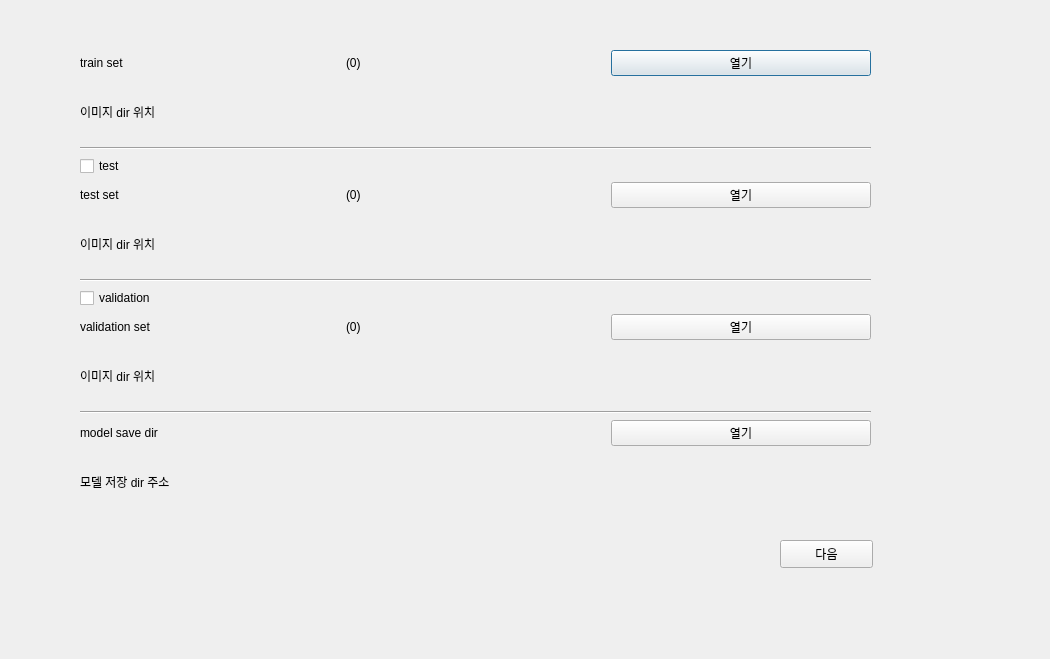
Before: the Qt Designer form GUI/training/training_init.ui in sdc-defect/QC-Process, drawn with Qt 5.
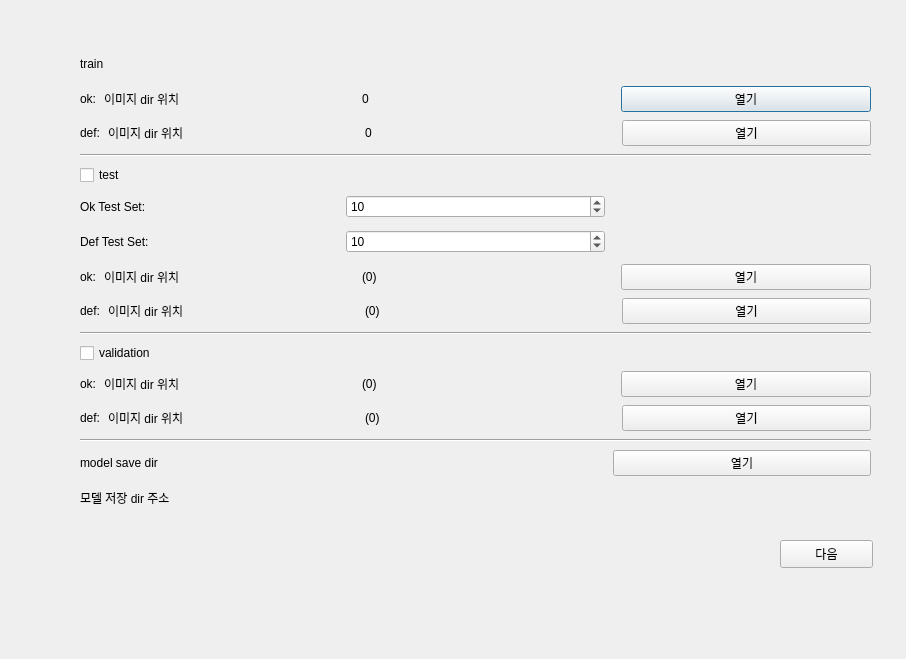
After: the same form once the commit is applied.

Commit message: Feat. GUI: Test Set ok, def 나눔

What changed in the file:
```diff
--- a/GUI/training/training_init.ui
+++ b/GUI/training/training_init.ui
@@ -6,7 +6,7 @@
    <rect>
     <x>0</x>
     <y>0</y>
-    <width>1050</width>
+    <width>906</width>
     <height>659</height>
    </rect>
   </property>
@@ -23,40 +23,88 @@
     </rect>
    </property>
    <layout class="QVBoxLayout" name="verticalLayout">
+    <property name="spacing">
+     <number>8</number>
+    </property>
     <item>
-     <layout class="QHBoxLayout" name="horizontalLayout">
-      <item>
-       <widget class="QLabel" name="label">
-        <property name="text">
-         <string>train set</string>
-        </property>
-       </widget>
-      </item>
-      <item>
-       <widget class="QLabel" name="labelTrainCount">
-        <property name="text">
-         <string>(0)</string>
-        </property>
-       </widget>
-      </item>
-      <item>
-       <widget class="QPushButton" name="pushButtonTrainListDir">
-        <property name="text">
-         <string>열기</string>
-        </property>
-       </widget>
-      </item>
-     </layout>
-    </item>
-    <item>
-     <widget class="QLabel" name="labelTrainListDir">
+     <widget class="QLabel" name="labelTrainSetTitle">
+      <property name="sizePolicy">
+       <sizepolicy hsizetype="Preferred" vsizetype="Preferred">
+        <horstretch>0</horstretch>
+        <verstretch>0</verstretch>
+       </sizepolicy>
+      </property>
       <property name="text">
-       <string>이미지 dir 위치</string>
+       <string>train</string>
       </property>
      </widget>
     </item>
     <item>
-     <widget class="Line" name="line">
+     <layout class="QHBoxLayout" name="trainOk" stretch="0,1,1,1">
+      <item>
+       <widget class="QLabel" name="labelOkTrainTitle">
+        <property name="text">
+         <string>ok:</string>
+        </property>
+       </widget>
+      </item>
+      <item>
+       <widget class="QLabel" name="labelOkTrainListDir">
+        <property name="text">
+         <string>이미지 dir 위치</string>
+        </property>
+       </widget>
+      </item>
+      <item>
+       <widget class="QLabel" name="labelOkTrainCount">
+        <property name="text">
+         <string>0</string>
+        </property>
+       </widget>
+      </item>
+      <item>
+       <widget class="QPushButton" name="pushButtonOkTrainListDir">
+        <property name="text">
+         <string>열기</string>
+        </property>
+       </widget>
+      </item>
+     </layout>
+    </item>
+    <item>
+     <layout class="QHBoxLayout" name="trainDef" stretch="0,1,1,1">
+      <item>
+       <widget class="QLabel" name="labelDefTrainTitle">
+        <property name="text">
+         <string>def:</string>
+        </property>
+       </widget>
+      </item>
+      <item>
+       <widget class="QLabel" name="labelDefTrainListDir">
+        <property name="text">
+         <string>이미지 dir 위치</string>
+        </property>
+       </widget>
+      </item>
+      <item>
+       <widget class="QLabel" name="labelDefTrainCount">
+        <property name="text">
+         <string>0</string>
+        </property>
+       </widget>
+      </item>
+      <item>
+       <widget class="QPushButton" name="pushButtonDefTrainListDir">
+        <property name="text">
+         <string>열기</string>
+        </property>
+       </widget>
+      </item>
+     </layout>
+    </item>
+    <item>
+     <widget class="Line" name="line_4">
       <property name="orientation">
        <enum>Qt::Horizontal</enum>
       </property>
@@ -77,19 +125,94 @@
       <item>
        <widget class="QLabel" name="labelTestSet">
         <property name="text">
-         <string>test set</string>
+         <string>Ok Test Set:</string>
         </property>
        </widget>
       </item>
       <item>
-       <widget class="QLabel" name="labelTestCount">
+       <widget class="QSpinBox" name="spinBoxOkRatioTestCount">
+        <property name="minimum">
+         <number>5</number>
+        </property>
+        <property name="maximum">
+         <number>20</number>
+        </property>
+        <property name="singleStep">
+         <number>5</number>
+        </property>
+        <property name="value">
+         <number>10</number>
+        </property>
+       </widget>
+      </item>
+      <item>
+       <widget class="QLabel" name="labelOkRatioTestCount">
         <property name="text">
+         <string/>
+        </property>
+       </widget>
+      </item>
+     </layout>
+    </item>
+    <item>
+     <layout class="QHBoxLayout" name="defTestSet">
+      <item>
+       <widget class="QLabel" name="labelDefRatioTestTitle">
+        <property name="text">
+         <string>Def Test Set:</string>
+        </property>
+       </widget>
+      </item>
+      <item>
+       <widget class="QSpinBox" name="spinBoxDefRatioTestCount">
+        <property name="minimum">
+         <number>5</number>
+        </property>
+        <property name="maximum">
+         <number>20</number>
+        </property>
+        <property name="singleStep">
+         <number>5</number>
+        </property>
+        <property name="value">
+         <number>10</number>
+        </property>
+       </widget>
+      </item>
+      <item>
+       <widget class="QLabel" name="labelDefRatioTestCount">
+        <property name="text">
+         <string/>
+        </property>
+       </widget>
+      </item>
+     </layout>
+    </item>
+    <item>
+     <layout class="QHBoxLayout" name="testOk" stretch="0,1,1,1">
+      <item>
+       <widget class="QLabel" name="labelOkTestTitle">
+        <property name="text">
+         <string>ok:</string>
+        </property>
+       </widget>
+      </item>
+      <item>
+       <widget class="QLabel" name="labelOkTestListDir">
+        <property name="text">
+         <string>이미지 dir 위치</string>
+        </property>
+       </widget>
+      </item>
+      <item>
+       <widget class="QLabel" name="labelOkTestCount">
+        <property name="text">
          <string>(0)</string>
         </property>
        </widget>
       </item>
       <item>
-       <widget class="QPushButton" name="pushButtonTestListDir">
+       <widget class="QPushButton" name="pushButtonOkTestListDir">
         <property name="text">
          <string>열기</string>
         </property>
@@ -98,11 +221,36 @@
      </layout>
     </item>
     <item>
-     <widget class="QLabel" name="labelTestListDir">
-      <property name="text">
-       <string>이미지 dir 위치</string>
-      </property>
-     </widget>
+     <layout class="QHBoxLayout" name="testDef" stretch="0,1,1,1">
+      <item>
+       <widget class="QLabel" name="labelDefTestTitle">
+        <property name="text">
+         <string>def:</string>
+        </property>
+       </widget>
+      </item>
+      <item>
+       <widget class="QLabel" name="labelDefTestListDir">
+        <property name="text">
+         <string>이미지 dir 위치</string>
+        </property>
+       </widget>
+      </item>
+      <item>
+       <widget class="QLabel" name="labelDefTestCount">
+        <property name="text">
+         <string>(0)</string>
+        </property>
+       </widget>
+      </item>
+      <item>
+       <widget class="QPushButton" name="pushButtonDefTestListDir">
+        <property name="text">
+         <string>열기</string>
+        </property>
+       </widget>
+      </item>
+     </layout>
     </item>
     <item>
      <widget class="Line" name="line_2">
@@ -119,16 +267,23 @@
      </widget>
     </item>
     <item>
-     <layout class="QHBoxLayout" name="horizontalLayout_3">
+     <layout class="QHBoxLayout" name="validationOk" stretch="0,1,1,1">
       <item>
        <widget class="QLabel" name="labelValidationSet">
         <property name="text">
-         <string>validation set</string>
+         <string>ok:</string>
         </property>
        </widget>
       </item>
       <item>
-       <widget class="QLabel" name="labelValidationCount">
+       <widget class="QLabel" name="labelOkValidationListDir">
+        <property name="text">
+         <string>이미지 dir 위치</string>
+        </property>
+       </widget>
+      </item>
+      <item>
+       <widget class="QLabel" name="labelOkValidationCount">
         <property name="text">
          <string>(0)</string>
         </property>
@@ -144,11 +299,36 @@
      </layout>
     </item>
     <item>
-     <widget class="QLabel" name="labelValidationListDir">
-      <property name="text">
-       <string>이미지 dir 위치</string>
-      </property>
-     </widget>
+     <layout class="QHBoxLayout" name="validationDef" stretch="0,1,1,1">
+      <item>
+       <widget class="QLabel" name="labelDefValidationTitle">
+        <property name="text">
+         <string>def:</string>
+        </property>
+       </widget>
+      </item>
+      <item>
+       <widget class="QLabel" name="labelDefValidationListDir">
+        <property name="text">
+         <string>이미지 dir 위치</string>
+        </property>
+       </widget>
+      </item>
+      <item>
+       <widget class="QLabel" name="labelDefValidationCount">
+        <property name="text">
+         <string>(0)</string>
+        </property>
+       </widget>
+      </item>
+      <item>
+       <widget class="QPushButton" name="pushButtonDefValidationListDir">
+        <property name="text">
+         <string>열기</string>
+        </property>
+       </widget>
+      </item>
+     </layout>
     </item>
     <item>
      <widget class="Line" name="line_3">
```
Left out of the diff: 12 changed lines with no effect on the pictures. The commit also changes 2 other files.
